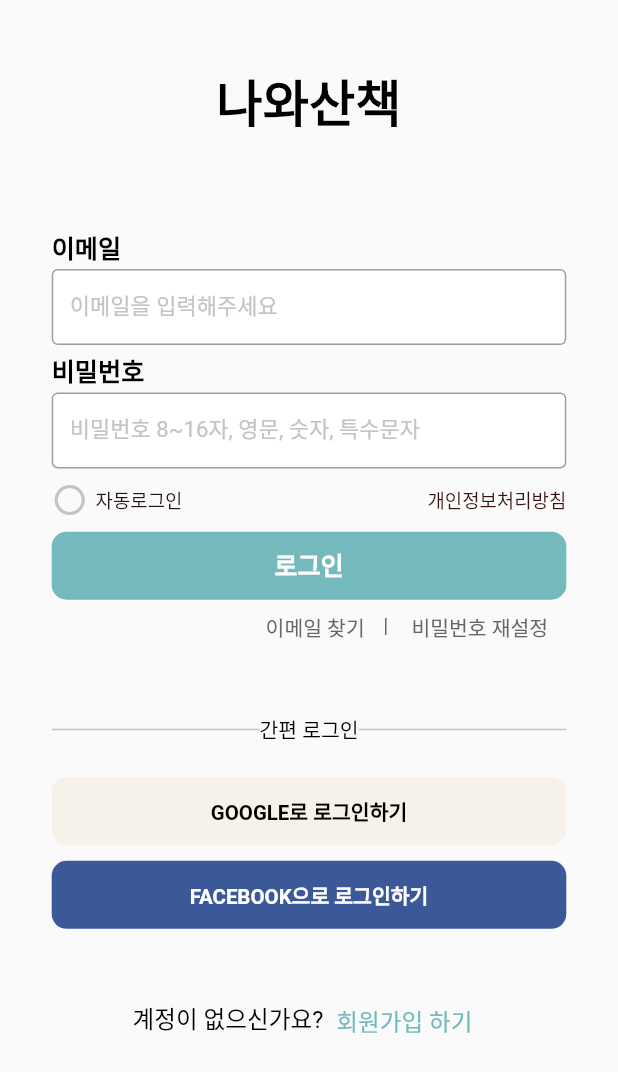
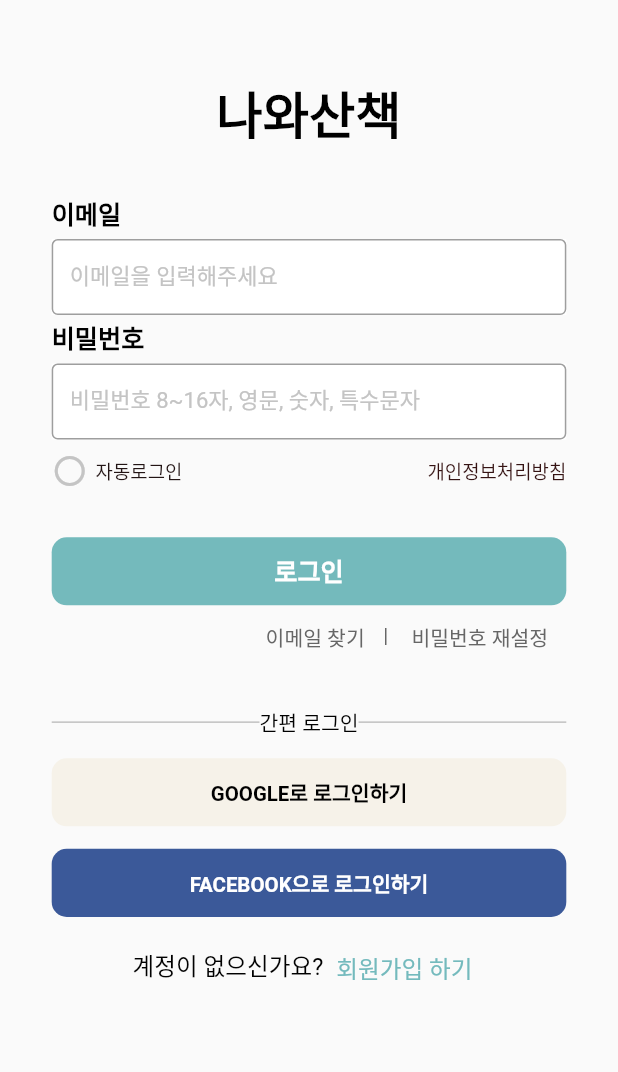
Before and after one commit to nawasancheck/flutter, a Flutter app: the screen it shows after launch, on a phone screen of 412 x 824 dp. Shown: the top 1072 px of the screen. Run offline on Flutter 3.47's test engine with Material 2 defaults, Android fonts, the light colour scheme and no system bars; our stand-ins replace cloud_firestore, eva_icons_flutter, firebase_auth, firebase_core, firebase_storage, flutter_screenutil and 3 more; missing offline and left inert: flutter_facebook_auth, search_page; accounts and stored records are empty.

Commit message:
[Design] 로그인 페이지 Padding으로 코드 간소화

```diff
--- a/lib/screens/auth/sign_In.dart
+++ b/lib/screens/auth/sign_In.dart
@@ -66,20 +66,9 @@
 
         child: Column(
           children: [
-            Container(
-              //        color: Colors.green,
-              width: 380.w,
-              height: 20.h,
-            ),
-            Container(
-              //        color: Colors.green,
-              width: ScreenUtil().setWidth(380),
-              height: ScreenUtil().setHeight(20),
-            ),
-            Container(
-              //         color: Colors.blue,
-              width: ScreenUtil().setWidth(150),
-              height: ScreenUtil().setHeight(45),
+
+            Padding(
+              padding: const EdgeInsets.fromLTRB(0, 50, 0, 30),
               child: Center(
                 child: Text("나와산책",
                     style: TextStyle(
@@ -88,13 +77,11 @@
                         fontWeight: FontWeight.bold)),
               ),
             ),
-            Container(
-              // color: Colors.green,
-              width: ScreenUtil().setWidth(327),
-              height: ScreenUtil().setHeight(60),
-            ),
-            Container(
-              //       color: Colors.blue,
+
+            Padding(
+              padding: const EdgeInsets.fromLTRB(0, 0, 0, 3),
+              child: Container(
+          //             color: Colors.blue,
                 width: 327.w,
                 height: 25.h,
                 child: Text(
@@ -105,6 +92,8 @@
                       fontWeight: FontWeight.bold),
                 ),
               ),
+            ),
+
             Container(
               color: Colors.white,
               width: ScreenUtil().setWidth(327),
@@ -125,13 +114,11 @@
                 },
               ),
             ),
-            Container(
-              //          color: Colors.green,
-              width: ScreenUtil().setWidth(327),
-              height: ScreenUtil().setHeight(5),
-            ),
-            Container(
-              //          color: Colors.blue,
+
+            Padding(
+              padding: const EdgeInsets.fromLTRB(0, 3, 0, 3),
+              child: Container(
+             //             color: Colors.blue,
                 width: 327.w,
                 height: 25.h,
                 child: Text("비밀번호",
@@ -140,6 +127,8 @@
                         fontSize: 16.sp,
                         fontWeight: FontWeight.bold)),
               ),
+            ),
+
             Container(
               color: Colors.white,
               width: ScreenUtil().setWidth(327),
@@ -161,8 +150,11 @@
                 },
               ),
             ),
-            Container(
-              //        color: Colors.green,
+
+            Padding(
+              padding: const EdgeInsets.fromLTRB(0, 0, 0, 3),
+              child: Container(
+               //         color: Colors.green,
                 width: 327.w,
                 height: 40.h,
                 child: Row(
@@ -177,35 +169,33 @@
                       },
                     ),
                     Container(
-                    //    color: Colors.red,
+                 //         color: Colors.red,
                       width: 5.w,
                     ),
-                  Container(
-                    //               color: Colors.blue,
-                    child: Text(
+                    Text(
                       "자동로그인",
                       style:
                           TextStyle(fontSize: 12.sp, color: Color(0xff231515)),
                     ),
-                  ),
                     Flexible(
                       fit: FlexFit.tight,
                       child: Container(
-                        //                       color: Colors.red,
+                   //                              color: Colors.red,
                           ),
                     ),
-                  Container(
-                    //           color: Colors.blue,
-                    child: Text(
+                    Text(
                       "개인정보처리방침",
                       style:
                           TextStyle(fontSize: 12.sp, color: Color(0xff351313)),
                     ),
-                  ),
                   ],
                 ),
               ),
-            Container(
+            ),
+
+            Padding(
+              padding: const EdgeInsets.fromLTRB(0, 20, 0, 3),
+              child: Container(
                 width: 327.w,
                 height: 43.h,
                 child: FlatButton(
@@ -228,8 +218,10 @@
                   ),
                 ),
               ),
+            ),
+
             Container(
-              //            color: Colors.orange,
+                    //      color: Colors.orange,
               width: 327.w,
               height: 32.h,
               child: Row(
@@ -238,13 +230,13 @@
                   Flexible(
                     fit: FlexFit.tight,
                     child: Container(
-                        //             color: Colors.red,
+                      //               color: Colors.red,
                         width: 50.w),
                   ),
                   Container(
                     height: 32.h,
                     width: 80.w,
-                    //        color: Colors.brown,
+                       //     color: Colors.brown,
                     child: TextButton(
                       child: Text("이메일 찾기",
                           style: TextStyle(
@@ -276,13 +268,10 @@
                 ],
               ),
             ),
-            Container(
-              //        color: Colors.green,
-              width: 380.w,
-              height: 30.h,
-            ),
-            Container(
-              //         color: Colors.blue,
+
+            Padding(padding: const EdgeInsets.fromLTRB(0, 20, 0, 3),
+              child: Container(
+                      //   color: Colors.blue,
                 width: 327.w,
                 height: 40.h,
                 child: Row(
@@ -307,13 +296,11 @@
                   ],
                 ),
               ),
-            Container(
-              //           color: Colors.green,
-              //
-              width: 380.w,
-              height: 10.h,
             ),
-            Container(
+
+            Padding(
+              padding: const EdgeInsets.fromLTRB(0, 0, 0, 15),
+              child: Container(
                 width: 327.w,
                 height: 43.h,
                 child: FlatButton(
@@ -334,12 +321,11 @@
                   ),
                 ),
               ),
-            Container(
-              //         color: Colors.green,
-              width: 380.w,
-              height: 10.h,
             ),
-            Container(
+
+            Padding(
+              padding: const EdgeInsets.fromLTRB(0, 0, 0, 15),
+              child: Container(
                 width: 327.w,
                 height: 43.h,
                 child: FlatButton(
@@ -360,14 +346,12 @@
                   ),
                 ),
               ),
-            Container(
-              // color: Colors.green,
-              //
-              width: 380.w,
-              height: 40.h,
             ),
-            Container(
-              //       color: Colors.yellow,
+
+            Padding(
+              padding: const EdgeInsets.fromLTRB(15, 0, 15, 3),
+              child: Container(
+                //       color: Colors.orange,
                 child: Row(
                   mainAxisAlignment: MainAxisAlignment.center,
                   children: [
@@ -395,6 +379,7 @@
                   ],
                 ),
               ),
+            ),
           ],
         ),
       ),
```
Lines whose indentation alone changed are shown as unchanged.
